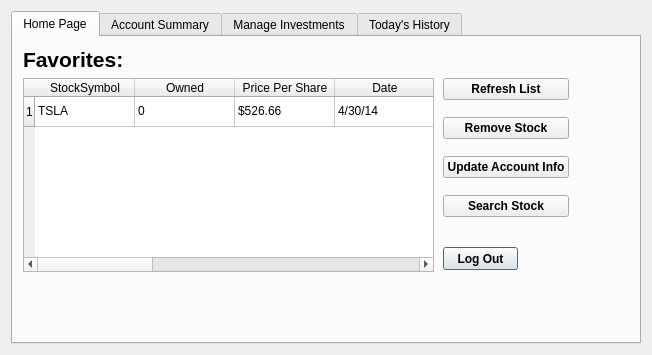
First picture: the form in loginpage.ui, repository ckhajavi/MI5, before the edit.
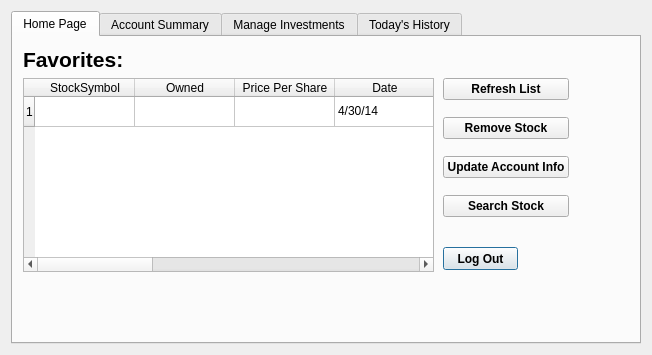
Second picture: the form after the edit.

Diff of the .ui file:
```diff
--- a/loginpage.ui
+++ b/loginpage.ui
@@ -201,17 +201,17 @@
           </column>
           <item row="0" column="0">
            <property name="text">
-            <string>TSLA</string>
+            <string/>
            </property>
           </item>
           <item row="0" column="1">
            <property name="text">
-            <string>0</string>
+            <string/>
            </property>
           </item>
           <item row="0" column="2">
            <property name="text">
-            <string>$526.66</string>
+            <string/>
            </property>
           </item>
           <item row="0" column="3">
```
Left out of the diff: 2 changed lines with no effect on the pictures.
